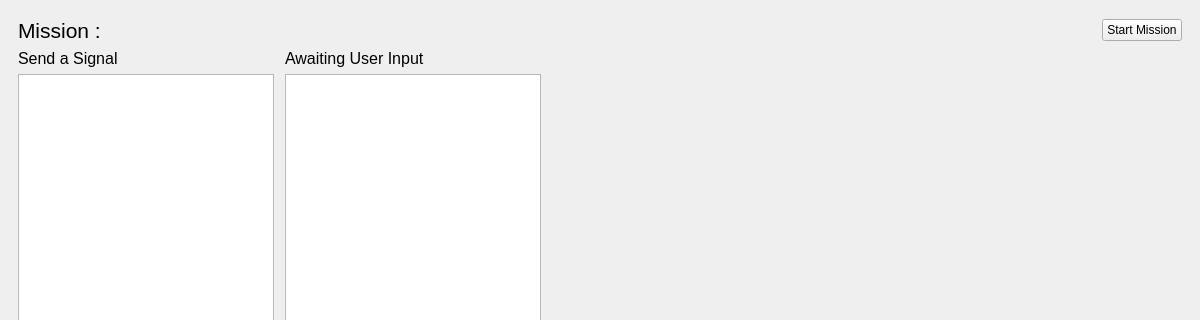
This is gui_core/src/main_window.ui in jwhtkr/bpmn-robots-gui as Qt 5 draws it before an edit; both pictures show x 0 to 1200 and y 0 to 320 of the 1200 by 500 pixel window. The edited form follows.
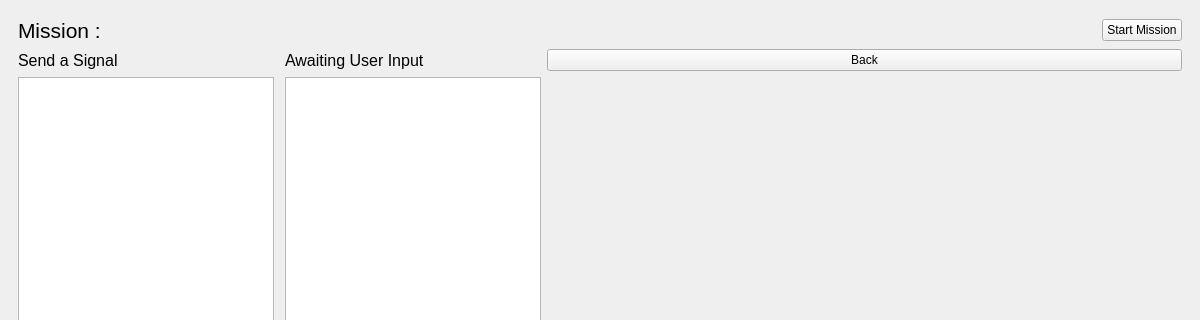
This is the edited form.

Patch:
```diff
--- a/gui_core/src/main_window.ui
+++ b/gui_core/src/main_window.ui
@@ -350,6 +350,13 @@
               </property>
              </widget>
             </item>
+            <item row="0" column="3">
+             <widget class="QPushButton" name="back_button">
+              <property name="text">
+               <string>Back</string>
+              </property>
+             </widget>
+            </item>
            </layout>
           </item>
          </layout>
```
